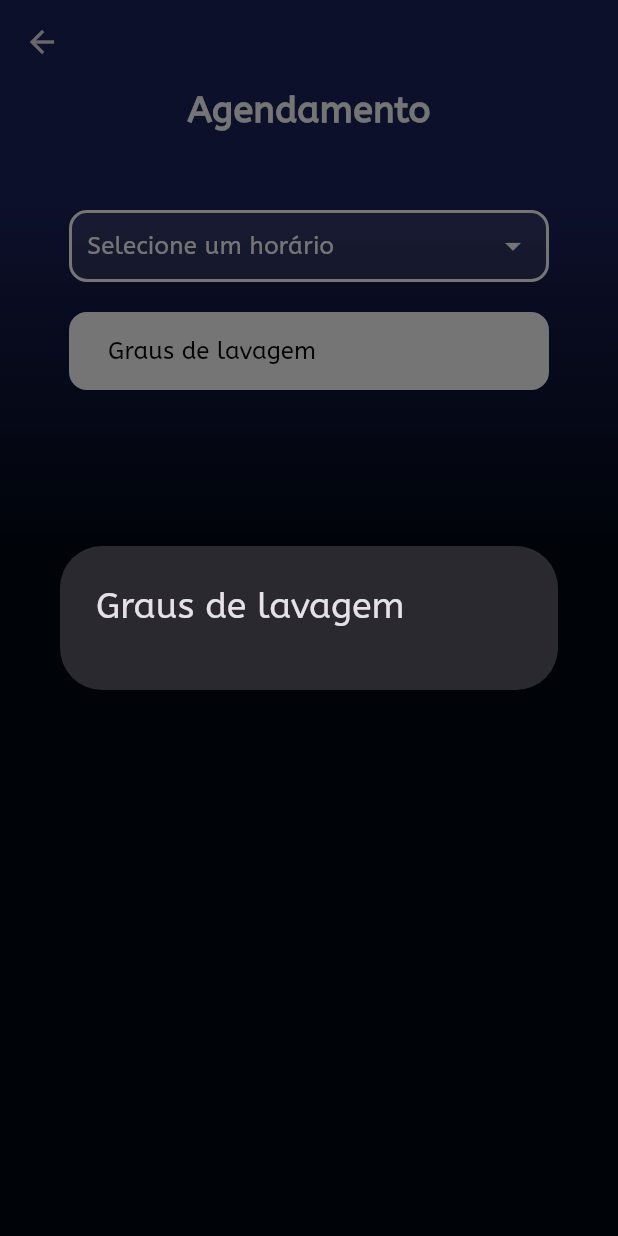
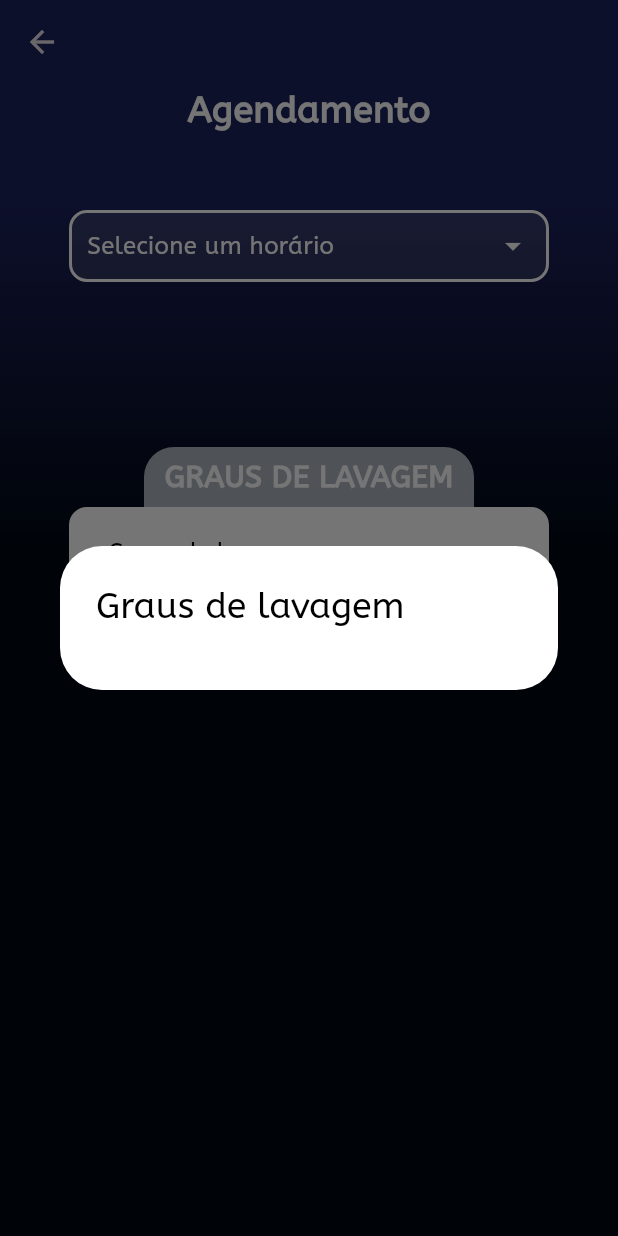
Before and after one commit to GuizinSX7/TCC-Neto-garage, a Flutter app: the TelaDeAgendamento screen opened by its route, after a tap on "Graus de lavagem", on a phone screen of 412 x 824 dp. Run offline on Flutter 3.47's test engine with Material 3 defaults, Android fonts, the phone set to English and light mode, and no system bars; drawn by our look-alikes of dropdown_button2; our stand-ins replace camera, cloud_firestore, firebase_auth, firebase_core, image_picker, table_calendar; accounts and stored records are empty.

Commit message:
agendamento-melhor

```diff
--- a/tcc_neto_garage/lib/pages/Agendamento.dart
+++ b/tcc_neto_garage/lib/pages/Agendamento.dart
@@ -141,7 +141,7 @@ class _TelaDeAgendamentoState extends State<TelaDeAgendamento> {
                     ),
                     dropdownStyleData: DropdownStyleData(
                       decoration: BoxDecoration(
-                          color: const Color.fromARGB(30, 233, 236, 239),
+                          color: MyColors.branco1,
                           borderRadius: BorderRadius.circular(12),
                           border: Border(
                               left:
@@ -159,7 +159,7 @@ class _TelaDeAgendamentoState extends State<TelaDeAgendamento> {
                         child: Text(
                           item,
                           style: TextStyle(
-                            color: MyColors.branco1,
+                            color: MyColors.preto1,
                             fontSize: 16,
                           ),
                         ),
@@ -193,9 +193,30 @@ class _TelaDeAgendamentoState extends State<TelaDeAgendamento> {
                 ),
               ),
               const SizedBox(
-                height: 20,
+                height: 110,
               ),
               Container(
+                width: 220,
+                height: 40,
+                decoration: BoxDecoration(
+                  color: MyColors.cinza2,
+                  borderRadius: BorderRadius.only(
+                    topRight: Radius.circular(20),
+                    topLeft: Radius.circular(20),
+                  ),
+                ),
+                child: Center(
+                  child: Text(
+                    "GRAUS DE LAVAGEM",
+                    style: TextStyle(
+                        fontSize: 20,
+                        color: MyColors.branco1,
+                        fontWeight: FontWeight.bold),
+                  ),
+                ),
+              ),
+              Container(
+                height: 60,
                 width: 320,
                 decoration: BoxDecoration(
                   color: MyColors.branco1,
@@ -219,7 +240,13 @@ class _TelaDeAgendamentoState extends State<TelaDeAgendamento> {
                       context: context,
                       builder: (context) {
                         return AlertDialog(
-                          title: Text('Graus de lavagem'),
+                          backgroundColor: MyColors.branco1,
+                          title: Text(
+                            'Graus de lavagem',
+                            style: TextStyle(
+                              color: MyColors.preto1,
+                            ),
+                          ),
                           content: SizedBox(
                             width: 300,
                             child: ListView.builder(
@@ -227,7 +254,20 @@ class _TelaDeAgendamentoState extends State<TelaDeAgendamento> {
                               itemCount: grausDeLavagem.length,
                               itemBuilder: (context, index) {
                                 return ListTile(
-                                  title: Text(grausDeLavagem[index]),
+                                  title: Text(
+                                    grausDeLavagem[index],
+                                    style: TextStyle(
+                                      color: MyColors.preto1,
+                                      fontSize: 16,
+                                    ),
+                                  ),
+                                  onTap: () {
+                                    setState(() {
+                                      selectedItemGrauLavagem =
+                                          grausDeLavagem[index];
+                                    });
+                                    Navigator.of(context).pop();
+                                  },
                                 );
                               },
                             ),
```
Also changed, not shown: 4 other files.
